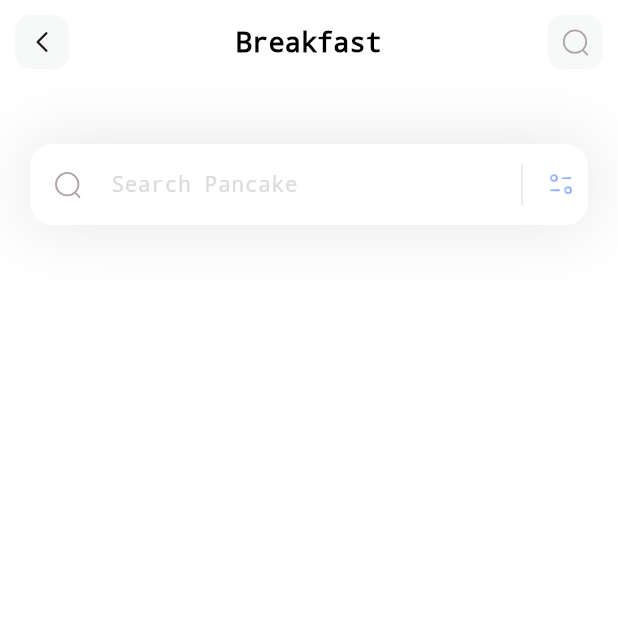
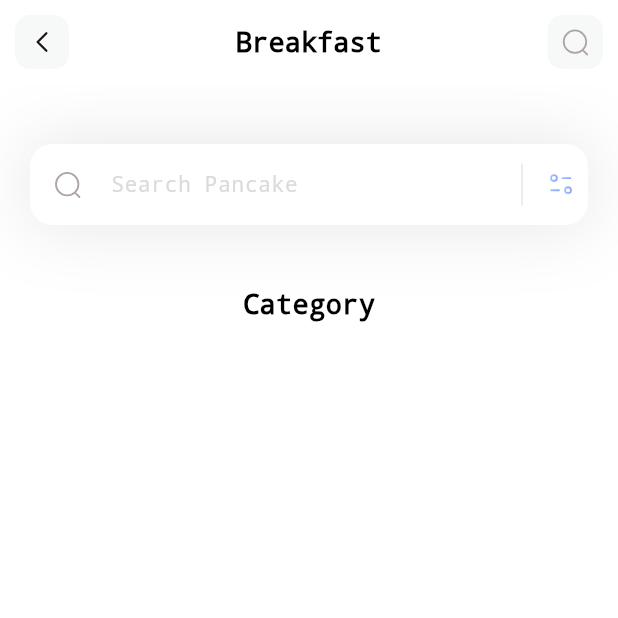
Before and after one commit to ralphmarondev/flutter-app, a Flutter app: the screen it shows after launch, on a phone screen of 412 x 824 dp, the top half of it. Run offline on Flutter 3.47's test engine with Material 3 defaults, Android fonts, the phone set to English and light mode, and no system bars; our stand-ins replace flutter_svg.

Commit message:
added [SizedBox] similar to Spacer in compose

```diff
--- a/lib/pages/home.dart
+++ b/lib/pages/home.dart
@@ -13,6 +13,21 @@ class HomePage extends StatelessWidget {
       body: Column(
         children: [
           _searchField(),
+          SizedBox(
+            height: 40,
+          ),
+          Column(
+            children: [
+              Text(
+                'Category',
+                style: TextStyle(
+                  color: Colors.black,
+                  fontSize: 18,
+                  fontWeight: FontWeight.w600,
+                ),
+              )
+            ],
+          )
         ],
       ),
     );
@@ -33,7 +48,7 @@ class HomePage extends StatelessWidget {
             fillColor: Colors.white,
             contentPadding: const EdgeInsets.all(15),
             hintText: 'Search Pancake',
-            hintStyle: TextStyle(
+            hintStyle: const TextStyle(
               color: Color(0xffDDDADA),
               fontSize: 14,
             ),
@@ -52,7 +67,7 @@ class HomePage extends StatelessWidget {
                 child: Row(
                   mainAxisAlignment: MainAxisAlignment.end,
                   children: [
-                    VerticalDivider(
+                    const VerticalDivider(
                       color: Colors.black,
                       indent: 10, // notes: create space top
                       endIndent: 10, // notes: create space bottom
```
